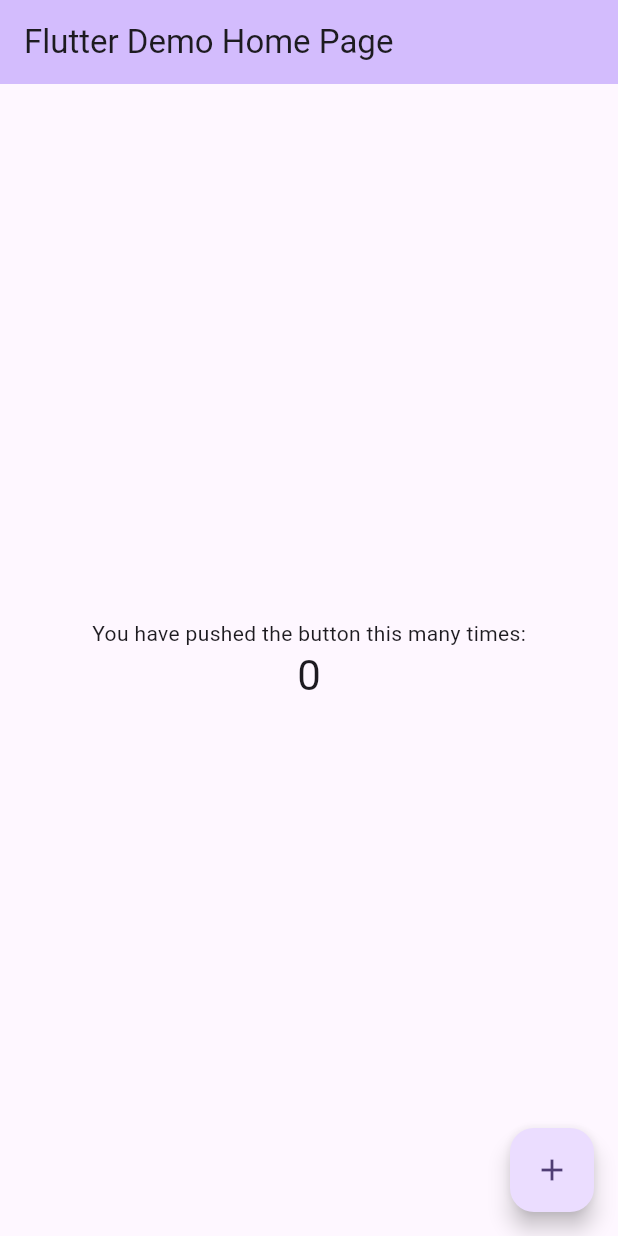
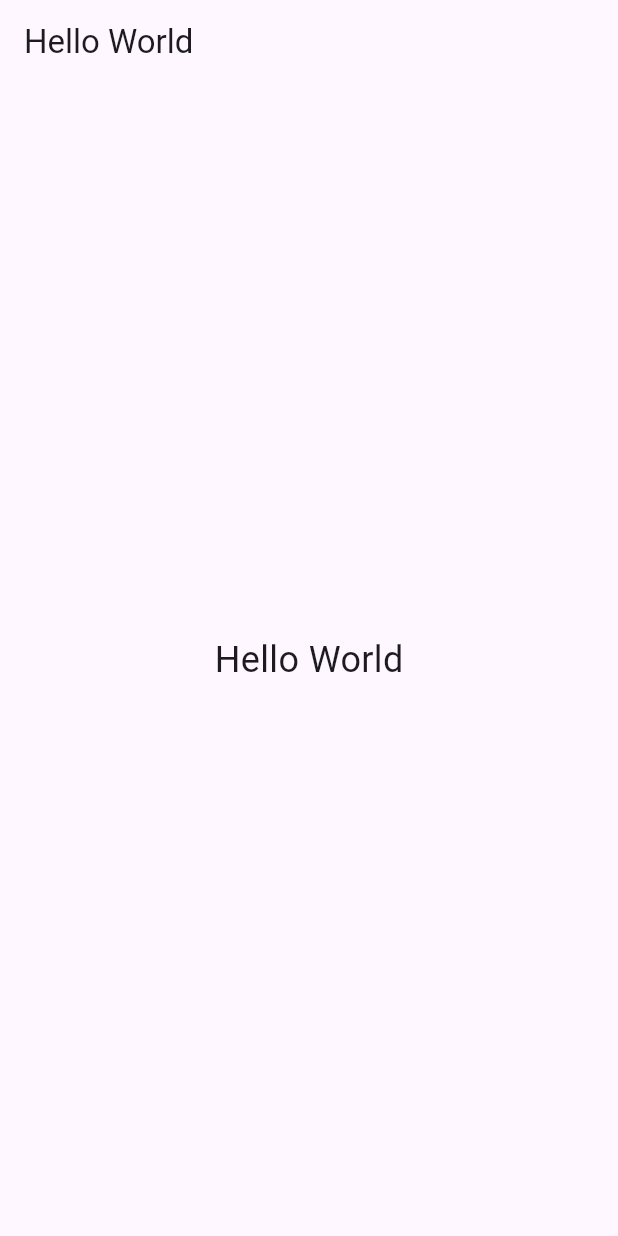
Before and after one commit to JoakBouy/mobile_dev, a Flutter app: the screen it shows after launch, on a phone screen of 412 x 824 dp. Run offline on Flutter 3.47's test engine with Material 3 defaults, Android fonts, the phone set to English and light mode, and no system bars.

Commit message:
Hello world

```diff
--- a/flutterapp/lib/main.dart
+++ b/flutterapp/lib/main.dart
@@ -7,119 +7,35 @@ void main() {
 class MyApp extends StatelessWidget {
   const MyApp({super.key});
 
-  // This widget is the root of your application.
   @override
   Widget build(BuildContext context) {
     return MaterialApp(
       title: 'Flutter Demo',
       theme: ThemeData(
-        // This is the theme of your application.
-        //
-        // TRY THIS: Try running your application with "flutter run". You'll see
-        // the application has a purple toolbar. Then, without quitting the app,
-        // try changing the seedColor in the colorScheme below to Colors.green
-        // and then invoke "hot reload" (save your changes or press the "hot
-        // reload" button in a Flutter-supported IDE, or press "r" if you used
-        // the command line to start the app).
-        //
-        // Notice that the counter didn't reset back to zero; the application
-        // state is not lost during the reload. To reset the state, use hot
-        // restart instead.
-        //
-        // This works for code too, not just values: Most code changes can be
-        // tested with just a hot reload.
-        colorScheme: ColorScheme.fromSeed(seedColor: Colors.deepPurple),
-        useMaterial3: true,
+        primarySwatch: Colors.blue,
       ),
-      home: const MyHomePage(title: 'Flutter Demo Home Page'),
+      home: const MyHomePage(title: 'Hello World'),
     );
   }
 }
 
-class MyHomePage extends StatefulWidget {
+class MyHomePage extends StatelessWidget {
   const MyHomePage({super.key, required this.title});
-
-  // This widget is the home page of your application. It is stateful, meaning
-  // that it has a State object (defined below) that contains fields that affect
-  // how it looks.
-
-  // This class is the configuration for the state. It holds the values (in this
-  // case the title) provided by the parent (in this case the App widget) and
-  // used by the build method of the State. Fields in a Widget subclass are
-  // always marked "final".
 
   final String title;
 
   @override
-  State<MyHomePage> createState() => _MyHomePageState();
-}
-
-class _MyHomePageState extends State<MyHomePage> {
-  int _counter = 0;
-
-  void _incrementCounter() {
-    setState(() {
-      // This call to setState tells the Flutter framework that something has
-      // changed in this State, which causes it to rerun the build method below
-      // so that the display can reflect the updated values. If we changed
-      // _counter without calling setState(), then the build method would not be
-      // called again, and so nothing would appear to happen.
-      _counter++;
-    });
-  }
-
-  @override
   Widget build(BuildContext context) {
-    // This method is rerun every time setState is called, for instance as done
-    // by the _incrementCounter method above.
-    //
-    // The Flutter framework has been optimized to make rerunning build methods
-    // fast, so that you can just rebuild anything that needs updating rather
-    // than having to individually change instances of widgets.
     return Scaffold(
       appBar: AppBar(
-        // TRY THIS: Try changing the color here to a specific color (to
-        // Colors.amber, perhaps?) and trigger a hot reload to see the AppBar
-        // change color while the other colors stay the same.
-        backgroundColor: Theme.of(context).colorScheme.inversePrimary,
-        // Here we take the value from the MyHomePage object that was created by
-        // the App.build method, and use it to set our appbar title.
-        title: Text(widget.title),
+        title: Text(title),
       ),
-      body: Center(
-        // Center is a layout widget. It takes a single child and positions it
-        // in the middle of the parent.
-        child: Column(
-          // Column is also a layout widget. It takes a list of children and
-          // arranges them vertically. By default, it sizes itself to fit its
-          // children horizontally, and tries to be as tall as its parent.
-          //
-          // Column has various properties to control how it sizes itself and
-          // how it positions its children. Here we use mainAxisAlignment to
-          // center the children vertically; the main axis here is the vertical
-          // axis because Columns are vertical (the cross axis would be
-          // horizontal).
-          //
-          // TRY THIS: Invoke "debug painting" (choose the "Toggle Debug Paint"
-          // action in the IDE, or press "p" in the console), to see the
-          // wireframe for each widget.
-          mainAxisAlignment: MainAxisAlignment.center,
-          children: <Widget>[
-            const Text(
-              'You have pushed the button this many times:',
-            ),
-            Text(
-              '$_counter',
-              style: Theme.of(context).textTheme.headlineMedium,
-            ),
-          ],
+      body: const Center(
+        child: Text(
+          'Hello World',
+          style: TextStyle(fontSize: 24),
         ),
       ),
-      floatingActionButton: FloatingActionButton(
-        onPressed: _incrementCounter,
-        tooltip: 'Increment',
-        child: const Icon(Icons.add),
-      ), // This trailing comma makes auto-formatting nicer for build methods.
     );
   }
-}app
+}
```
